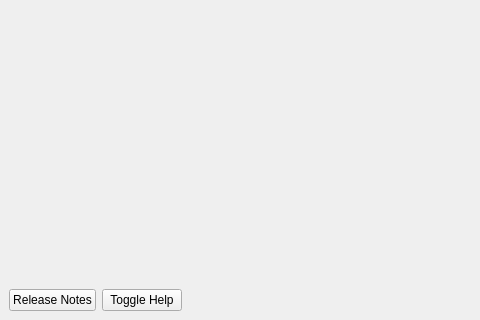
This is branches/yali/corporate2/yali4/gui/Ui/main.ui in pars-linux/uludag as Qt 5 draws it before an edit; both pictures show x 0 to 480 and y 269 to 589 of the 833 by 589 pixel window. The edited form follows.
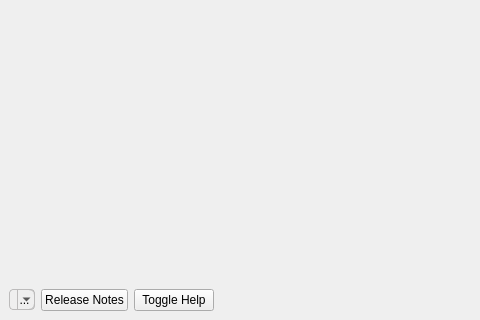
This is the edited form. Icons and pictures are not drawn.

The edit to the form file:
```diff
--- a/branches/yali/corporate2/yali4/gui/Ui/main.ui
+++ b/branches/yali/corporate2/yali4/gui/Ui/main.ui
@@ -342,6 +342,56 @@
          </property>
          <item>
           <layout class="QHBoxLayout">
+           <item>
+            <widget class="QToolButton" name="toolButton">
+             <property name="styleSheet">
+              <string notr="true"> QToolButton { /* all types of tool button */
+     border: 1px solid #bcbbbb;
+     border-radius: 4px;
+     background-color: qlineargradient(x1: 0, y1: 0, x2: 0, y2: 1,
+                                       stop: 0 #f6f7fa, stop: 1 #dadbde);
+    padding:1px 0px 1px 5px;
+ }
+
+ QToolButton[popupMode=&quot;1&quot;] { /* only for MenuButtonPopup */
+     padding-right: 20px; /* make way for the popup button */
+ }
+
+ QToolButton:pressed {
+     background-color: qlineargradient(x1: 0, y1: 0, x2: 0, y2: 1,
+                                       stop: 0 #dadbde, stop: 1 #f6f7fa);
+ }
+
+ /* the subcontrols below are used only in the MenuButtonPopup mode */
+ QToolButton::menu-button {
+     border: 1px solid #bcbbbb;
+     border-top-right-radius: 6px;
+     border-bottom-right-radius: 6px;
+     /* 16px width + 4px for border = 20px allocated above */
+     width: 16px;
+ }
+
+QToolButton::menu-arrow {
+     image: url(:/images/treeview-branch-open.png);
+ }
+
+ QToolButton::menu-arrow:open {
+     top: 1px; left: 1px; /* shift it a bit */
+ }
+</string>
+             </property>
+             <property name="text">
+              <string>...</string>
+             </property>
+             <property name="icon">
+              <iconset resource="../../data.qrc">
+               <normaloff>:/images/system-shutdown.png</normaloff>:/images/system-shutdown.png</iconset>
+             </property>
+             <property name="popupMode">
+              <enum>QToolButton::MenuButtonPopup</enum>
+             </property>
+            </widget>
+           </item>
            <item>
             <widget class="QPushButton" name="releaseNotes">
              <property name="focusPolicy">
```
